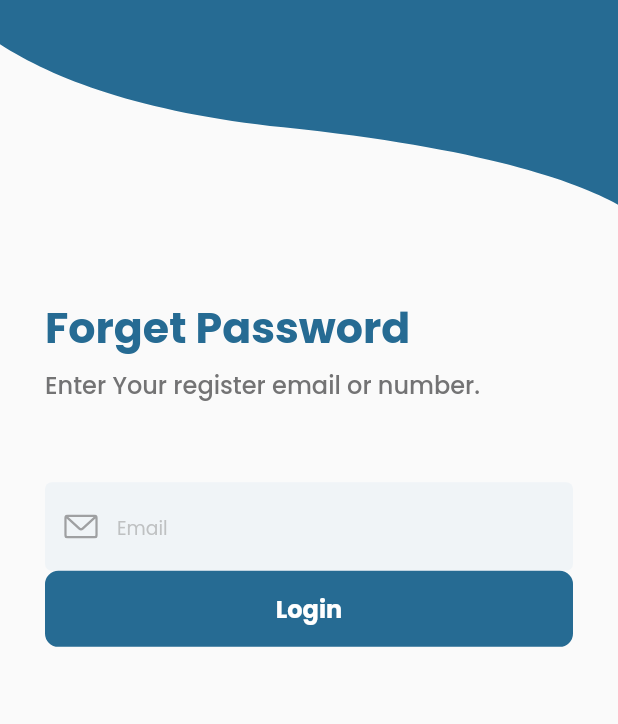
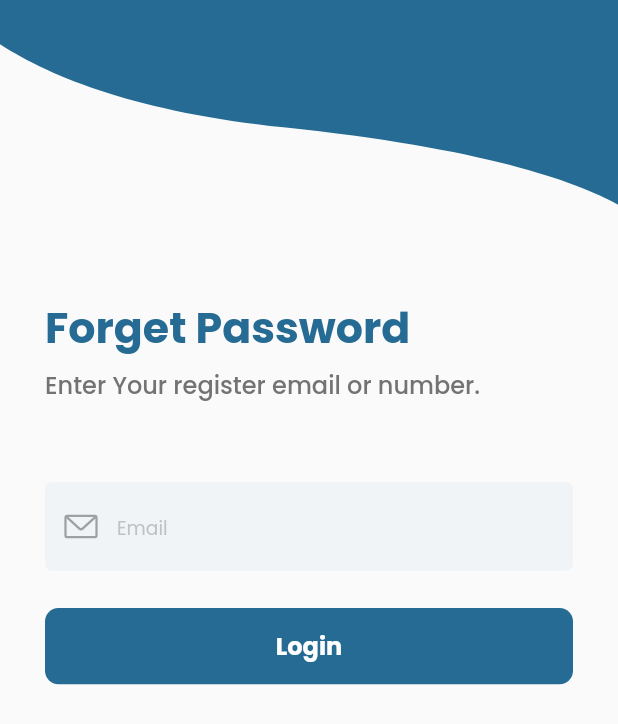
Before and after one commit to Hurair17/zia, a Flutter app: the ForgetPasswordScreen screen opened directly, on a phone screen of 412 x 824 dp. Shown: the top 724 px of the screen. Run offline on Flutter 3.47's test engine with Material 2 defaults, Android fonts, the light colour scheme and no system bars; our stand-ins replace flutter_screenutil, flutter_svg, get, get_it, shared_preferences; accounts and stored records are empty.

```diff
--- a/lib/ui/screens/forget_password/forget_pass_screen.dart
+++ b/lib/ui/screens/forget_password/forget_pass_screen.dart
@@ -69,6 +69,9 @@ class ForgetPasswordScreen extends StatelessWidget {
                         //   value.logInModel.email = val;
                         // },
                       ),
+                      SizedBox(
+                        height: 28.h,
+                      ),
                       ElevatedButton(
                         onPressed: () {
                           // if (formKey.currentState!.validate()) {
--- a/lib/ui/screens/login_screen/login.dart
+++ b/lib/ui/screens/login_screen/login.dart
@@ -110,7 +110,7 @@ class LoginScreen extends StatelessWidget {
                           alignment: Alignment.centerRight,
                           child: GestureDetector(
                             onTap: () {
-                              // Get.to(ForgetPasswordScreen());
+                              Get.to(ForgetPasswordScreen());
                             },
                             child: Text(
                               'Forget Password?',
```
Also changed, not shown: lib/core/models/auth_model/forget_password_model.dart (added, +7 -0 lines).
